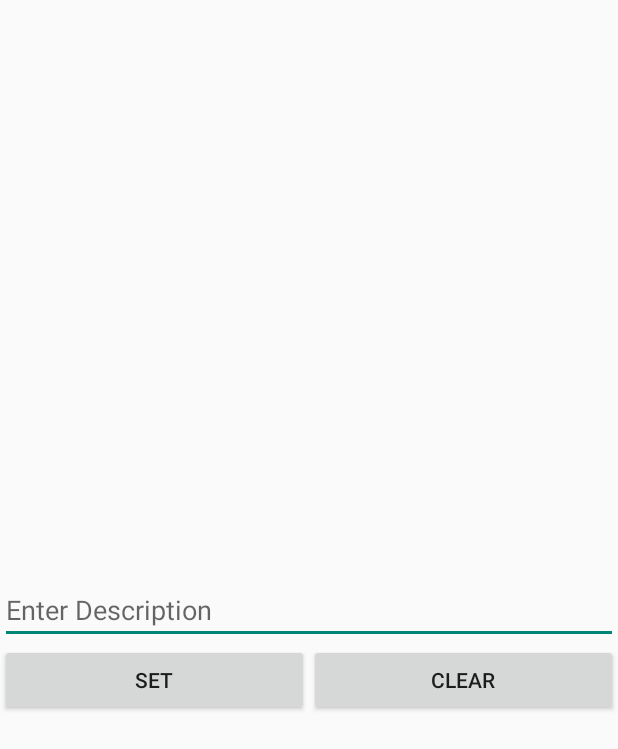
After one commit to drorifar/RememberToDo, an Android app: the layout description_layout.xml on its own in the app's theme, with its tools: preview values and no code run, on a phone screen of 412 x 824 dp. The commit adds this screen. Shown: the top 749 px of the screen. Run offline under Robolectric (Android 15) with nearby library versions, the phone set to English and light mode, and no system bars.

Commit message:
notes in pics out

```diff
--- a/RememberToDo/src/main/java/il/ac/shenkar/remember_to_do/SwipeDismissListViewTouchListener.java
+++ b/RememberToDo/src/main/java/il/ac/shenkar/remember_to_do/SwipeDismissListViewTouchListener.java
@@ -141,16 +141,14 @@ public class SwipeDismissListViewTouchListener implements View.OnTouchListener {
                 boolean dismiss = false;
                 boolean dismissRight = false;
 
-                if (Math.abs(deltaX) > mViewWidth /1.5)
-                {
+                if (Math.abs(deltaX) > mViewWidth /1.5){
                     dismiss = true;
                     dismissRight = deltaX > 280;
                     //Log.i(getClass().getSimpleName(), "delta >10");
                 }
 
 
-                if (dismiss)
-                {
+                if (dismiss) {
                     // dismiss
                     final View downView = mDownView; // mDownView gets null'd before animation ends
                     final int downPosition = mDownPosition;
--- a/RememberToDo/src/main/java/il/ac/shenkar/remember_to_do/TaskTable.java
+++ b/RememberToDo/src/main/java/il/ac/shenkar/remember_to_do/TaskTable.java
@@ -16,13 +16,13 @@ public class TaskTable {
     public static final String COLUMN_TITLE = "title";
     public static final String COLUMN_LOCATION = "location";
     public static final String COLUMN_DATE = "date";
-    public static final String COLUMN_IMAGE_URI = "imageUri";
+    public static final String COLUMN_NOTES = "notes";
     public static final String COLUMN_PRIORITY = "isPriority";
 
     private static final  String CREATE_TASKS_TABLE = " CREATE TABLE " + TABLE_TASKS + "("
                 + COLUMN_ID + " INTEGER PRIMARY KEY," + COLUMN_TITLE + " TEXT,"
                 + COLUMN_DATE + " TEXT,"  + COLUMN_LOCATION + " TEXT,"
-                + COLUMN_IMAGE_URI + " TEXT," + COLUMN_PRIORITY + " TEXT"
+                + COLUMN_NOTES + " TEXT," + COLUMN_PRIORITY + " TEXT"
                 + ")";
 
 
--- a/RememberToDo/src/main/java/il/ac/shenkar/remember_to_do/TasksDatabaseHelper.java
+++ b/RememberToDo/src/main/java/il/ac/shenkar/remember_to_do/TasksDatabaseHelper.java
@@ -13,7 +13,7 @@ public class TasksDatabaseHelper extends SQLiteOpenHelper {
     // Database Name
     private static final String DATABASE_NAME = "taskstable.db";
     // Database Version
-    private static final int DATABASE_VERSION = 8;
+    private static final int DATABASE_VERSION = 9;
 
     //C'tor
     public TasksDatabaseHelper(Context context) {
--- /dev/null
+++ b/RememberToDo/src/main/res/layout/description_layout.xml
@@ -0,0 +1,41 @@
+<?xml version="1.0" encoding="utf-8"?>
+
+<LinearLayout xmlns:android="http://schemas.android.com/apk/res/android"
+    android:orientation="vertical" android:layout_width="match_parent"
+    android:layout_height="match_parent"
+    android:gravity="center">
+
+    <EditText android:id="@+id/description"
+        android:layout_width="fill_parent"
+        android:layout_height="wrap_content"
+        android:hint="@string/enter_description"
+        android:layout_alignParentTop="true"
+        android:layout_alignParentLeft="true"
+        android:layout_alignParentStart="true"
+        android:layout_marginTop="37dp"
+        android:imeOptions="actionDone"
+        android:singleLine="true"/>
+
+    <LinearLayout
+        android:orientation="horizontal"
+        android:layout_width="fill_parent"
+        android:layout_height="wrap_content">
+
+        <Button
+            android:id="@+id/set_descriptiom"
+            android:layout_width="fill_parent"
+            android:layout_height="wrap_content"
+            android:text="@string/set"
+            android:layout_gravity="left"
+            android:layout_weight="1" />
+
+        <Button
+            android:id="@+id/clear"
+            android:layout_width="fill_parent"
+            android:layout_height="wrap_content"
+            android:text="@string/clear"
+            android:layout_gravity="center_horizontal|right"
+            android:layout_weight="1" />
+    </LinearLayout>
+
+</LinearLayout>
--- a/RememberToDo/src/main/res/layout/task_details_view.xml
+++ b/RememberToDo/src/main/res/layout/task_details_view.xml
@@ -53,8 +53,8 @@
                         <ImageView
                             android:layout_width="30dp"
                             android:layout_height="30dp"
-                            android:id="@+id/camera"
-                            android:src="@drawable/camera"
+                            android:id="@+id/notes"
+                            android:src="@drawable/notes"
                             android:adjustViewBounds="true"
                             android:layout_marginRight="5dp"/>
 
--- a/RememberToDo/src/main/res/values/strings.xml
+++ b/RememberToDo/src/main/res/values/strings.xml
@@ -14,6 +14,8 @@
     <string name="button_done">Done</string>
     <string name="button_set_reminder">Set Reminder</string>
     <string name="button_random">Random</string>
+    <string name="enter_description">Enter Description</string>
+
 
     <string name="no_tasks">No Tasks</string>
     <string name="action_add">Add Task</string>
```
Also changed, not shown: RememberToDo/src/main/java/il/ac/shenkar/remember_to_do/CreateTaskActivity.java (+48 -85 lines), RememberToDo/src/main/java/il/ac/shenkar/remember_to_do/Task.java (+7 -29 lines), RememberToDo/src/main/java/il/ac/shenkar/remember_to_do/TaskDAO.java (+5 -29 lines), RememberToDo/src/main/java/il/ac/shenkar/remember_to_do/TaskListBaseAdapter.java (+11 -19 lines), RememberToDo/src/main/java/il/ac/shenkar/remember_to_do/Utilities.java (+38 -7 lines), RememberToDo/src/main/res/layout/create_task_view.xml (+6 -6 lines), RememberToDo/src/main/res/drawable-xhdpi/notes.png (added), RememberToDo/src/main/res/drawable-xhdpi/notes_gray.png (added).
